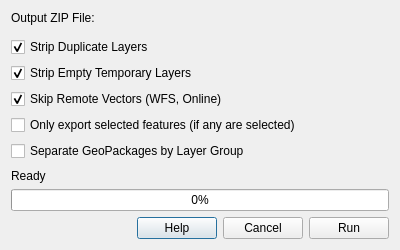
The window that geopacker_dialog_base.ui (rick2x/geopacker) describes before a commit, drawn with Qt 5.
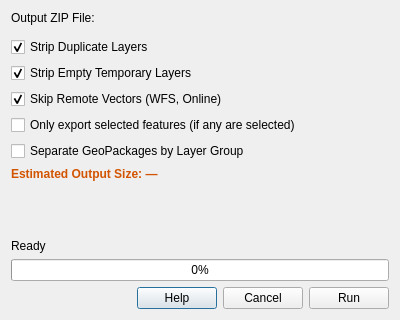
The same window after the commit. Custom widgets are drawn as their Qt base class.

Commit message: Add output size estimator and UI update

```diff
--- a/geopacker_dialog_base.ui
+++ b/geopacker_dialog_base.ui
@@ -7,7 +7,7 @@
     <x>0</x>
     <y>0</y>
     <width>400</width>
-    <height>250</height>
+    <height>320</height>
    </rect>
   </property>
   <property name="windowTitle">
@@ -81,6 +81,16 @@
      </property>
     </widget>
    </item>
+   <item>
+    <widget class="QLabel" name="lblEstimatedSize">
+       <property name="text">
+        <string>Estimated Output Size: —</string>
+       </property>
+       <property name="styleSheet">
+        <string notr="true">font-weight: bold; color: #D35400; font-size: 9pt;</string>
+       </property>
+      </widget>
+   </item>
    <item>
     <spacer name="verticalSpacer">
      <property name="orientation">
```
The commit also changes 2 other files.
